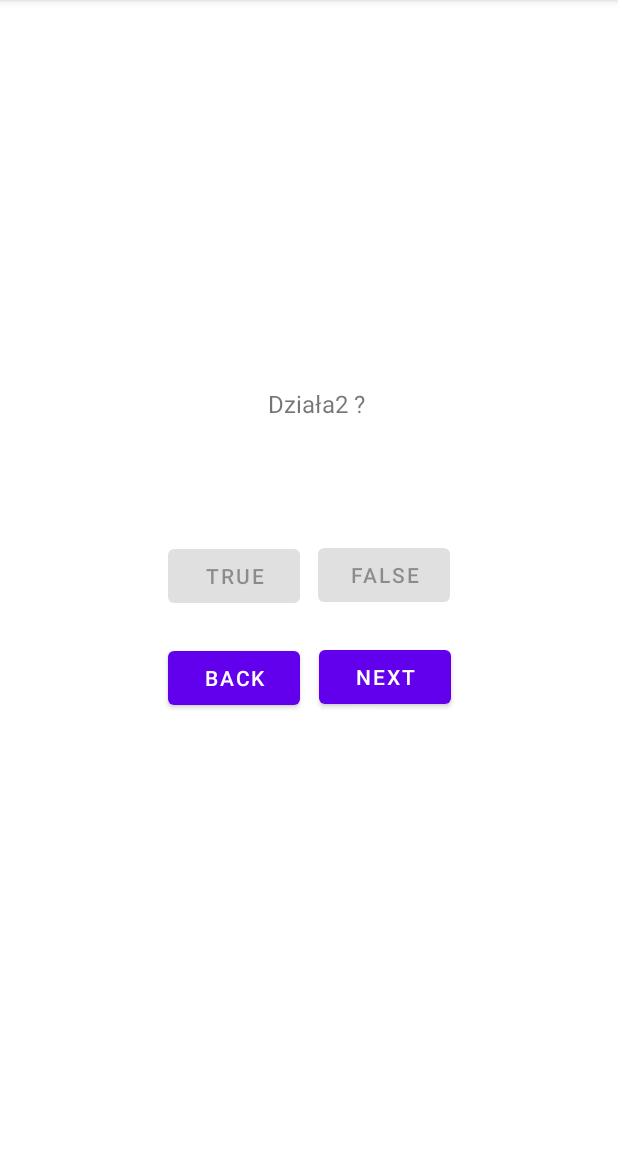
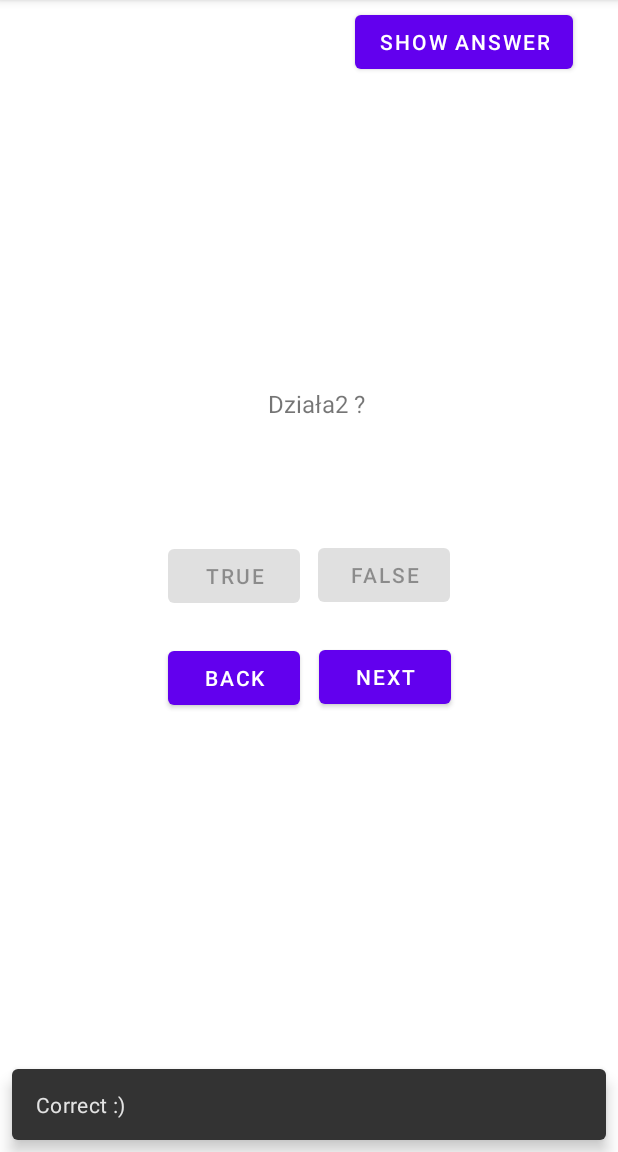
Before and after one commit to Cielako/Prog_Um, an Android app: the screen it shows after launch (MainActivity), after a tap on "FALSE", on a phone screen of 412 x 824 dp, the part 84-1236 px from its top. Run offline under Robolectric (Android 15) with nearby library versions, the phone set to English and light mode, and no system bars; 3 other taps on this screen came first.

Commit message:
Lista 2 - Second Activity, Score Counter, See Correct Answer

```diff
--- a/Lista2/app/src/main/java/com/example/quizapp/MainActivity.java
+++ b/Lista2/app/src/main/java/com/example/quizapp/MainActivity.java
@@ -1,26 +1,33 @@
 package com.example.quizapp;
 
 import androidx.annotation.NonNull;
+import androidx.appcompat.app.AlertDialog;
 import androidx.appcompat.app.AppCompatActivity;
 
 import android.annotation.SuppressLint;
-import android.graphics.Color;
+import android.content.Intent;
 import android.os.Bundle;
 import android.view.View;
 import android.widget.Button;
 import android.widget.TextView;
 
+
+import com.google.android.material.snackbar.Snackbar;
+
 import java.util.ArrayList;
-import java.util.List;
+
 
 public class MainActivity extends AppCompatActivity {
+    public static final String ANS = "com.example.quiz.ANS";
+
     private TextView textView,summaryView;
     private int counter = 0;
     private int points = 0;
     private int ansQuestCounter = 0;
-    Button butTrue, butFalse, butRestart;
+    Button butTrue, butFalse, butRestart, butCheat,butShowAnswer;
     Boolean btnTrueBool, btnFalseBool;
     ArrayList<Integer> answeredQuestions = new ArrayList<>(questions.length);
+    Snackbar infoCorrect, infoIncorrect;
 
     @Override
     protected void onCreate(Bundle savedInstanceState) {
@@ -29,10 +36,15 @@ public class MainActivity extends AppCompatActivity {
         textView = findViewById(R.id.question_text);
         textView.setText(questions[0].getTextId());
 
-        butTrue=(Button)findViewById(R.id.butTrue);
-        butFalse=(Button)findViewById(R.id.butFalse);
-        butRestart=(Button)findViewById(R.id.butRestart);
+        butTrue = (Button)findViewById(R.id.butTrue);
+        butFalse = (Button)findViewById(R.id.butFalse);
+        butRestart = (Button)findViewById(R.id.butRestart);
         butRestart.setVisibility(View.GONE);
+        butCheat = (Button)findViewById(R.id.butCheat);
+        butShowAnswer = (Button)findViewById(R.id.butShowAnswer);
+        butShowAnswer.setVisibility(View.GONE);
+
+
 
         btnTrueBool=Boolean.parseBoolean(butTrue.getText().toString());
         btnFalseBool=Boolean.parseBoolean(butFalse.getText().toString());
@@ -66,10 +78,14 @@ public class MainActivity extends AppCompatActivity {
         if(answeredQuestions.contains(counter)){
             butTrue.setEnabled(false);
             butFalse.setEnabled(false);
-        }
+            butCheat.setVisibility(View.GONE);
+            butShowAnswer.setVisibility(View.VISIBLE); }
         else{
             butTrue.setEnabled(true);
-            butFalse.setEnabled(true);}
+            butFalse.setEnabled(true);
+            butCheat.setVisibility(View.VISIBLE);
+            butShowAnswer.setVisibility(View.GONE); }
+
     }
 
     public void previousQuestion(View view) {
@@ -80,6 +96,7 @@ public class MainActivity extends AppCompatActivity {
         textView.setText(questions[counter].getTextId());
 
         checkIfAnswered();
+
     }
 
     @SuppressLint("NonConstantResourceId")
@@ -88,16 +105,21 @@ public class MainActivity extends AppCompatActivity {
             //do nothing
         }
         else answeredQuestions.add(counter);
+        infoCorrect = Snackbar.make(textView, "Correct :)", Snackbar.LENGTH_SHORT);
+        infoIncorrect = Snackbar.make(textView, "Incorrect :(", Snackbar.LENGTH_SHORT);
         switch (view.getId()){
 
             case R.id.butTrue:
                 ansQuestCounter++;
                 butTrue.setEnabled(false);
                 butFalse.setEnabled(false);
+                butCheat.setVisibility(View.GONE);
+                butShowAnswer.setVisibility(View.VISIBLE);
                 if(questions[counter].isAnswer() == btnTrueBool) {
                     points++;
-                    //butTrue.setBackgroundColor(Color.GREEN);
+                    infoCorrect.show();
                 }
+                else infoIncorrect.show();
                 summary();
                 break;
 
@@ -105,34 +127,50 @@ public class MainActivity extends AppCompatActivity {
                 ansQuestCounter++;
                 butTrue.setEnabled(false);
                 butFalse.setEnabled(false);
+                butCheat.setVisibility(View.GONE);
+                butShowAnswer.setVisibility(View.VISIBLE);
                 if(questions[counter].isAnswer() == btnFalseBool) {
                     points++;
-                    //butFalse.setBackgroundColor(Color.GREEN);
-                }
+                    infoCorrect.show();
+                }else infoIncorrect.show();
                 summary();
                 break;
         }
-
     }
 
-    public void summary() { // Wyświetlanie podsumowania
+    public void summary() {
         if(ansQuestCounter == questions.length){
+
             summaryView.setVisibility(View.VISIBLE);
-            summaryView.setText("Total points:" + points + "\n" + "Correct Answers: " + points +"\n" + "Incorrect Answers: " + (questions.length - points));
+            summaryView.setText("Total points:" + points + "\n" + "Correct Answers: " + points +"\n" + "Incorrect Answers: " + (questions.length - points) +"\n" + "Cheated Questions: " + CheatActivity.cheatCounter + "\n" + "Score: " + totalResult());
             butRestart.setVisibility(View.VISIBLE);
         }
+    }
+
+    public double totalResult(){
+        double fine = CheatActivity.cheatCounter * 15;
+        double pointsCalc = points;
+        if((pointsCalc/questions.length * 100 - fine) < 0 || fine > 100 ){
+            return 0;
+        }
+        else
+            return (pointsCalc/questions.length * 100 - fine);
     }
 
     public void restartQuiz(View view) {
         summaryView.setVisibility(View.GONE);
         butRestart.setVisibility(View.GONE);
+        textView.setText(questions[counter].getTextId());
         counter = 0;
         points = 0;
         ansQuestCounter = 0;
         answeredQuestions.clear();
         butTrue.setEnabled(true);
         butFalse.setEnabled(true);
-        textView.setText(questions[counter].getTextId());
+        butCheat.setVisibility(View.VISIBLE);
+        CheatActivity.cheatCounter = 0;
+        butShowAnswer.setVisibility(View.GONE);
+
     }
 
     @Override
@@ -143,14 +181,28 @@ public class MainActivity extends AppCompatActivity {
         outState.putIntegerArrayList("ans_array_state", answeredQuestions);
         outState.putInt("points_state", points);
         outState.putInt("ans_counter", ansQuestCounter);
+
     }
 
     @Override
     protected void onRestoreInstanceState(@NonNull Bundle savedInstanceState) {
         super.onRestoreInstanceState(savedInstanceState);
         textView.setText(questions[counter].getTextId());
-        //textView.setVisibility(View.VISIBLE);
         checkIfAnswered();
         summary();
     }
+
+    public void startCheatActivity(View view){
+        Intent intent = new Intent(this, CheatActivity.class);
+        intent.putExtra(ANS ,Boolean.toString(questions[counter].isAnswer()));
+        startActivity(intent);
+    }
+
+    public void showCorrectAnswer(View view) {
+        AlertDialog alertDialog = new AlertDialog.Builder(this).create();
+        alertDialog.setTitle("Correct Answer is");
+        alertDialog.setMessage(Boolean.toString(questions[counter].isAnswer()));
+        alertDialog.setButton(AlertDialog.BUTTON_NEUTRAL, "EXIT", (dialog, which) -> dialog.dismiss());
+        alertDialog.show();
+    }
 }
--- a/Lista2/app/src/main/res/layout/activity_main.xml
+++ b/Lista2/app/src/main/res/layout/activity_main.xml
@@ -78,22 +78,47 @@
         android:id="@+id/textViewSummary"
         android:layout_width="299dp"
         android:layout_height="144dp"
-        android:layout_marginBottom="140dp"
+        android:layout_marginBottom="128dp"
         android:textAlignment="textStart"
         app:layout_constraintBottom_toBottomOf="parent"
         app:layout_constraintEnd_toEndOf="parent"
+        app:layout_constraintHorizontal_bias="0.142"
         app:layout_constraintStart_toStartOf="parent" />
 
     <Button
         android:id="@+id/butRestart"
         android:layout_width="wrap_content"
         android:layout_height="wrap_content"
+        android:layout_marginBottom="53dp"
         android:onClick="restartQuiz"
-        android:layout_marginBottom="53dp"
         android:text="@string/restart"
         app:layout_constraintBottom_toBottomOf="parent"
         app:layout_constraintEnd_toEndOf="parent"
         app:layout_constraintStart_toStartOf="parent" />
 
+    <Button
+        android:id="@+id/butCheat"
+        android:layout_width="wrap_content"
+        android:layout_height="wrap_content"
+        android:layout_marginTop="4dp"
+        android:onClick="startCheatActivity"
+        android:text="@string/cheat"
+        app:layout_constraintEnd_toEndOf="parent"
+        app:layout_constraintHorizontal_bias="0.52"
+        app:layout_constraintStart_toStartOf="parent"
+        app:layout_constraintTop_toTopOf="parent" />
+
+    <Button
+        android:id="@+id/butShowAnswer"
+        android:layout_width="wrap_content"
+        android:layout_height="wrap_content"
+        android:layout_marginTop="4dp"
+        android:text="@string/show"
+        android:onClick="showCorrectAnswer"
+        app:layout_constraintEnd_toEndOf="parent"
+        app:layout_constraintHorizontal_bias="0.428"
+        app:layout_constraintStart_toEndOf="@+id/butCheat"
+        app:layout_constraintTop_toTopOf="parent" />
+
 
 </androidx.constraintlayout.widget.ConstraintLayout>
--- a/Lista2/app/src/main/res/values/strings.xml
+++ b/Lista2/app/src/main/res/values/strings.xml
@@ -11,4 +11,8 @@
     <string name="question1">Działa1 ?</string>
     <string name="question2">Działa2 ?</string>
     <string name="question3">Działa3 ?</string>
+
+    <string name="show_cheat_text">Want to see correct answer ?</string>
+    <string name="cheat">CHEAT</string>
+    <string name="show">SHOW ANSWER</string>
 </resources>
```
Also changed, not shown: Lista2/app/src/main/AndroidManifest.xml (+7 -1 lines), Lista2/app/src/main/java/com/example/quizapp/CheatActivity.java (added, +46 -0 lines), Lista2/app/src/main/res/layout/activity_cheat.xml (added, +49 -0 lines).
